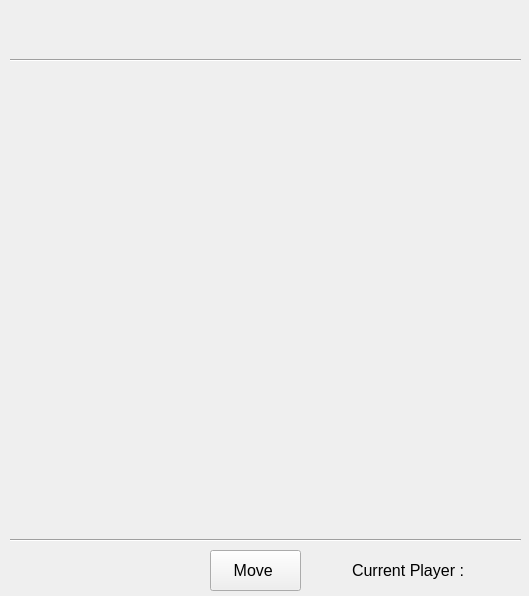
Before: the Qt Designer form abalone/gui/MainWindow.ui in aabigham/ESI_BA2_ABALONE, drawn with Qt 5.
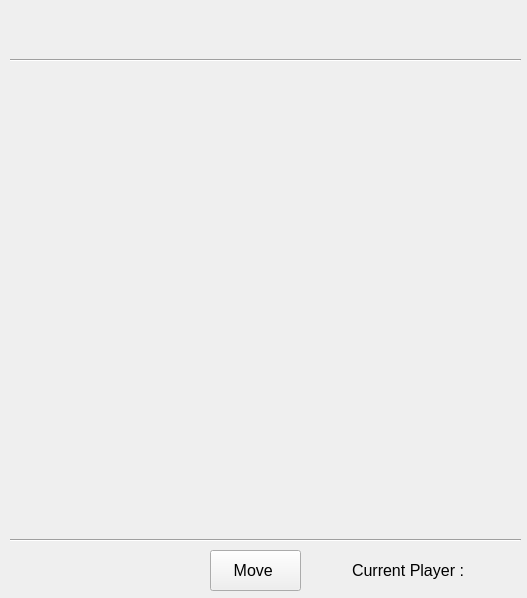
After: the same form once the commit is applied.

Commit message: Feedback label modif

The edit to the form file:
```diff
--- a/abalone/gui/MainWindow.ui
+++ b/abalone/gui/MainWindow.ui
@@ -6,8 +6,8 @@
    <rect>
     <x>0</x>
     <y>0</y>
-    <width>529</width>
-    <height>596</height>
+    <width>527</width>
+    <height>598</height>
    </rect>
   </property>
   <property name="minimumSize">
@@ -174,9 +174,9 @@
    <widget class="QLabel" name="feedbackLabel">
     <property name="geometry">
      <rect>
-      <x>360</x>
+      <x>380</x>
       <y>10</y>
-      <width>161</width>
+      <width>141</width>
       <height>41</height>
      </rect>
     </property>
```
The commit also changes 1 other file.
